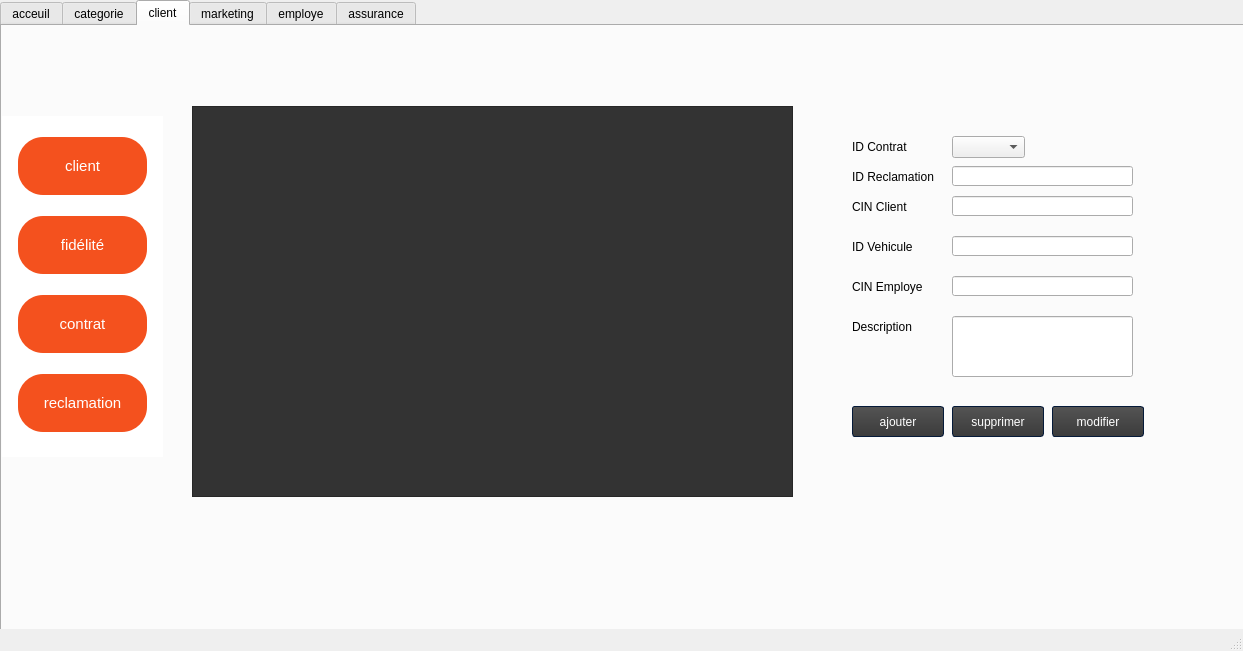
First picture: the form in projetwissem/mainwindow.ui, repository ilyesnasraoui/projet_qt, before the edit.
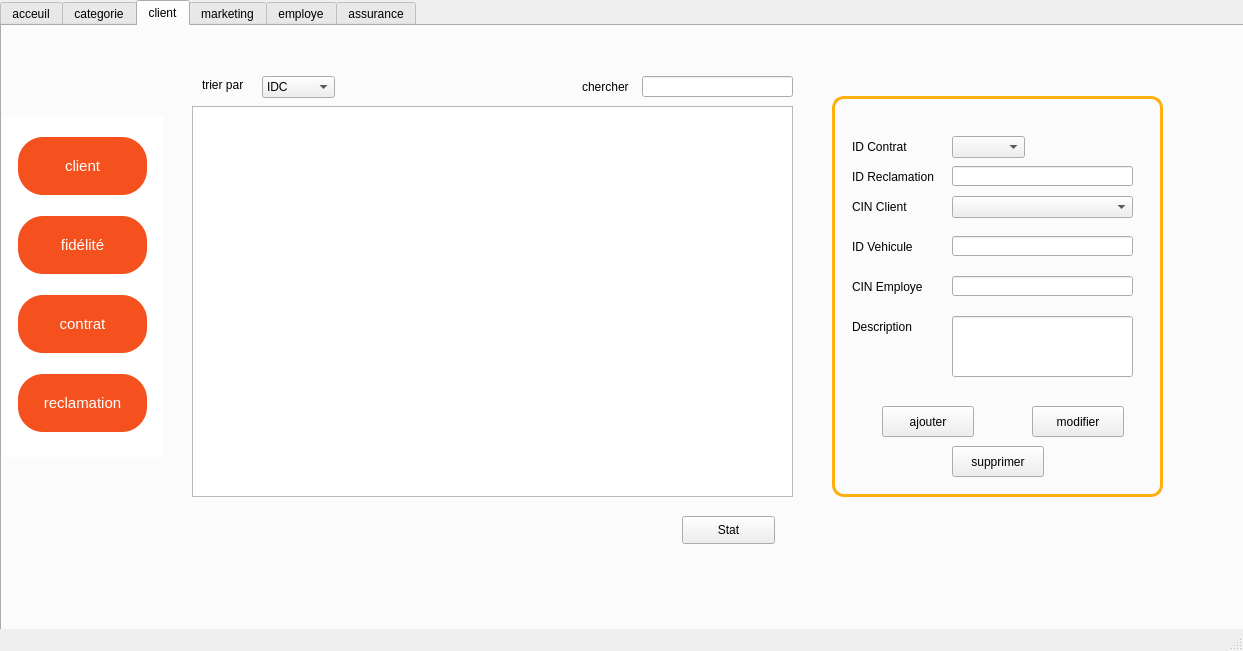
Second picture: the form after the edit. The open tabs and pages were chosen to show the change.

What changed in the file:
```diff
--- a/projetwissem/mainwindow.ui
+++ b/projetwissem/mainwindow.ui
@@ -2435,19 +2435,6 @@
          <string>Description</string>
         </property>
        </widget>
-       <widget class="QLineEdit" name="CINC">
-        <property name="geometry">
-         <rect>
-          <x>800</x>
-          <y>170</y>
-          <width>181</width>
-          <height>20</height>
-         </rect>
-        </property>
-        <property name="styleSheet">
-         <string notr="true"/>
-        </property>
-       </widget>
        <widget class="QLabel" name="label_4">
         <property name="geometry">
          <rect>
@@ -2490,126 +2477,20 @@
          </rect>
         </property>
         <property name="styleSheet">
-         <string notr="true">QWidget {
-    background-color: #333333;
-    color: #fffff8;
-   border-color: orange;
-border-size:10px;
-}
-
-QHeaderView::section {
-    background-color: #646464;
-    padding: 4px;
-    border: 1px solid #fffff8;
-border-color: orange;
-    font-size: 14pt;
-
-
-
-}
-
-QTableWidget {
-    gridline-color: #fffff8;
-    font-size: 12pt;
-
-
-}
-
-QTableWidget QTableCornerButton::section {
-    background-color: #646464;
-    border: 1px solid #fffff8;
-}
-
-QHeaderView::section {
-    background-color: #646464;
-    padding: 4px;
-    font-size: 10pt;
-    border-style: none;
-    border-bottom: 1px solid #fffff8;
-    border-right: 1px solid #fffff8;
-}
-
-QHeaderView::section:horizontal
-{
-    border-top: 1px solid #fffff8;
-
-
-}
-
-QHeaderView::section:vertical
-{
-
-    border-left: 1px solid #fffff8;
-height:100%;
- 
-}</string>
+         <string notr="true"/>
         </property>
        </widget>
        <widget class="QPushButton" name="ajouter_2">
         <property name="geometry">
          <rect>
-          <x>700</x>
+          <x>730</x>
           <y>380</y>
           <width>92</width>
           <height>31</height>
          </rect>
         </property>
         <property name="styleSheet">
-         <string notr="true">QPushButton
-{
-	background-color: qlineargradient(spread:repeat, x1:1, y1:0, x2:1, y2:1, stop:0 rgba(84, 84, 84, 255),stop:1 rgba(59, 59, 59, 255));
-	color: #ffffff;
-	min-width: 80px;
-	border-style: solid;
-	border-width: 1px;
-	border-radius: 3px;
-	border-color: #051a39;
-	padding: 5px;
-
-}
-
-
-QPushButton::flat
-{
-	background-color: transparent;
-	border: none;
-	color: #fff;
-
-}
-
-
-QPushButton::disabled
-{
-	background-color: #404040;
-	color: #656565;
-	border-color: #051a39;
-
-}
-
-
-QPushButton::hover
-{
-	background-color: rgba(183, 134, 32, 20%);
-	border: 1px solid #b78620;
-
-}
-
-
-QPushButton::pressed
-{
-	background-color: qlineargradient(spread:repeat, x1:1, y1:0, x2:1, y2:1, stop:0 rgba(74, 74, 74, 255),stop:1 rgba(49, 49, 49, 255));
-	border: 1px solid #b78620;
-
-}
-
-
-QPushButton::checked
-{
-	background-color: qlineargradient(spread:repeat, x1:1, y1:0, x2:1, y2:1, stop:0 rgba(74, 74, 74, 255),stop:1 rgba(49, 49, 49, 255));
-	border: 1px solid #222;
-
-}
-</string>
+         <string notr="true"/>
         </property>
         <property name="text">
          <string>ajouter</string>
@@ -2618,68 +2499,14 @@
        <widget class="QPushButton" name="modifier_2">
         <property name="geometry">
          <rect>
-          <x>900</x>
+          <x>880</x>
           <y>380</y>
           <width>92</width>
           <height>31</height>
          </rect>
         </property>
         <property name="styleSheet">
-         <string notr="true">QPushButton
-{
-	background-color: qlineargradient(spread:repeat, x1:1, y1:0, x2:1, y2:1, stop:0 rgba(84, 84, 84, 255),stop:1 rgba(59, 59, 59, 255));
-	color: #ffffff;
-	min-width: 80px;
-	border-style: solid;
-	border-width: 1px;
-	border-radius: 3px;
-	border-color: #051a39;
-	padding: 5px;
-
-}
-
-
-QPushButton::flat
-{
-	background-color: transparent;
-	border: none;
-	color: #fff;
-
-}
-
-
-QPushButton::disabled
-{
-	background-color: #404040;
-	color: #656565;
-	border-color: #051a39;
-
-}
-
-
-QPushButton::hover
-{
-	background-color: rgba(183, 134, 32, 20%);
-	border: 1px solid #b78620;
-
-}
-
-
-QPushButton::pressed
-{
-	background-color: qlineargradient(spread:repeat, x1:1, y1:0, x2:1, y2:1, stop:0 rgba(74, 74, 74, 255),stop:1 rgba(49, 49, 49, 255));
-	border: 1px solid #b78620;
-
-}
-
-
-QPushButton::checked
-{
-	background-color: qlineargradient(spread:repeat, x1:1, y1:0, x2:1, y2:1, stop:0 rgba(74, 74, 74, 255),stop:1 rgba(49, 49, 49, 255));
-	border: 1px solid #222;
-
-}
-</string>
+         <string notr="true"/>
         </property>
         <property name="text">
          <string>modifier</string>
@@ -2689,72 +2516,161 @@
         <property name="geometry">
          <rect>
           <x>800</x>
-          <y>380</y>
+          <y>420</y>
           <width>92</width>
           <height>31</height>
          </rect>
         </property>
         <property name="styleSheet">
-         <string notr="true">QPushButton
-{
-	background-color: qlineargradient(spread:repeat, x1:1, y1:0, x2:1, y2:1, stop:0 rgba(84, 84, 84, 255),stop:1 rgba(59, 59, 59, 255));
-	color: #ffffff;
-	min-width: 80px;
-	border-style: solid;
-	border-width: 1px;
-	border-radius: 3px;
-	border-color: #051a39;
-	padding: 5px;
-
-}
-
-
-QPushButton::flat
-{
-	background-color: transparent;
-	border: none;
-	color: #fff;
-
-}
-
-
-QPushButton::disabled
-{
-	background-color: #404040;
-	color: #656565;
-	border-color: #051a39;
-
-}
-
-
-QPushButton::hover
-{
-	background-color: rgba(183, 134, 32, 20%);
-	border: 1px solid #b78620;
-
-}
-
-
-QPushButton::pressed
-{
-	background-color: qlineargradient(spread:repeat, x1:1, y1:0, x2:1, y2:1, stop:0 rgba(74, 74, 74, 255),stop:1 rgba(49, 49, 49, 255));
-	border: 1px solid #b78620;
-
-}
-
-
-QPushButton::checked
-{
-	background-color: qlineargradient(spread:repeat, x1:1, y1:0, x2:1, y2:1, stop:0 rgba(74, 74, 74, 255),stop:1 rgba(49, 49, 49, 255));
-	border: 1px solid #222;
-
-}
-</string>
+         <string notr="true"/>
         </property>
         <property name="text">
          <string>supprimer</string>
         </property>
        </widget>
+       <widget class="QComboBox" name="cinC">
+        <property name="geometry">
+         <rect>
+          <x>800</x>
+          <y>170</y>
+          <width>181</width>
+          <height>22</height>
+         </rect>
+        </property>
+        <property name="styleSheet">
+         <string notr="true"/>
+        </property>
+       </widget>
+       <widget class="QComboBox" name="tribox">
+        <property name="geometry">
+         <rect>
+          <x>110</x>
+          <y>50</y>
+          <width>73</width>
+          <height>22</height>
+         </rect>
+        </property>
+        <item>
+         <property name="text">
+          <string>IDC</string>
+         </property>
+        </item>
+        <item>
+         <property name="text">
+          <string>DESCRIPTION</string>
+         </property>
+        </item>
+        <item>
+         <property name="text">
+          <string>CINC</string>
+         </property>
+        </item>
+        <item>
+         <property name="text">
+          <string>IDV</string>
+         </property>
+        </item>
+        <item>
+         <property name="text">
+          <string>CINE</string>
+         </property>
+        </item>
+       </widget>
+       <widget class="QLineEdit" name="search">
+        <property name="geometry">
+         <rect>
+          <x>490</x>
+          <y>50</y>
+          <width>151</width>
+          <height>21</height>
+         </rect>
+        </property>
+       </widget>
+       <widget class="QPushButton" name="pushButton_2">
+        <property name="geometry">
+         <rect>
+          <x>530</x>
+          <y>490</y>
+          <width>93</width>
+          <height>28</height>
+         </rect>
+        </property>
+        <property name="styleSheet">
+         <string notr="true"/>
+        </property>
+        <property name="text">
+         <string>Stat</string>
+        </property>
+       </widget>
+       <widget class="QLabel" name="label_58">
+        <property name="geometry">
+         <rect>
+          <x>680</x>
+          <y>70</y>
+          <width>331</width>
+          <height>401</height>
+         </rect>
+        </property>
+        <property name="styleSheet">
+         <string notr="true">background-color: transparent;
+border-radius: 12px;
+border-color: rgb(255, 175, 14);
+	padding: 5px;
+border-width: 3px;
+border-style: solid ;</string>
+        </property>
+        <property name="text">
+         <string/>
+        </property>
+       </widget>
+       <widget class="QLabel" name="label_59">
+        <property name="geometry">
+         <rect>
+          <x>50</x>
+          <y>35</y>
+          <width>71</width>
+          <height>48</height>
+         </rect>
+        </property>
+        <property name="text">
+         <string>trier par</string>
+        </property>
+       </widget>
+       <widget class="QLabel" name="label_61">
+        <property name="geometry">
+         <rect>
+          <x>430</x>
+          <y>40</y>
+          <width>61</width>
+          <height>41</height>
+         </rect>
+        </property>
+        <property name="text">
+         <string>chercher</string>
+        </property>
+       </widget>
+       <zorder>label_58</zorder>
+       <zorder>label_53</zorder>
+       <zorder>CINE</zorder>
+       <zorder>label_8</zorder>
+       <zorder>ID</zorder>
+       <zorder>IDV</zorder>
+       <zorder>DESC</zorder>
+       <zorder>comboBox_2</zorder>
+       <zorder>label_2</zorder>
+       <zorder>label_3</zorder>
+       <zorder>label_4</zorder>
+       <zorder>label_5</zorder>
+       <zorder>data</zorder>
+       <zorder>ajouter_2</zorder>
+       <zorder>modifier_2</zorder>
+       <zorder>supprimer_2</zorder>
+       <zorder>cinC</zorder>
+       <zorder>tribox</zorder>
+       <zorder>search</zorder>
+       <zorder>pushButton_2</zorder>
+       <zorder>label_59</zorder>
+       <zorder>label_61</zorder>
       </widget>
      </widget>
     </widget>
```
Left out of the diff: 16 changed lines with no effect on the pictures.
